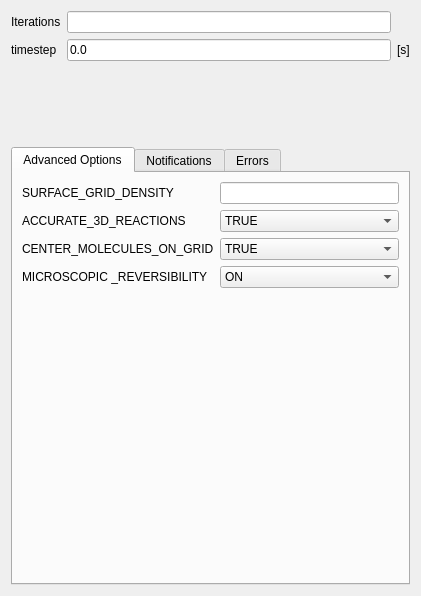
haskelladdict/mcellGUI, file ui/paramWidget.ui: the form before one commit.
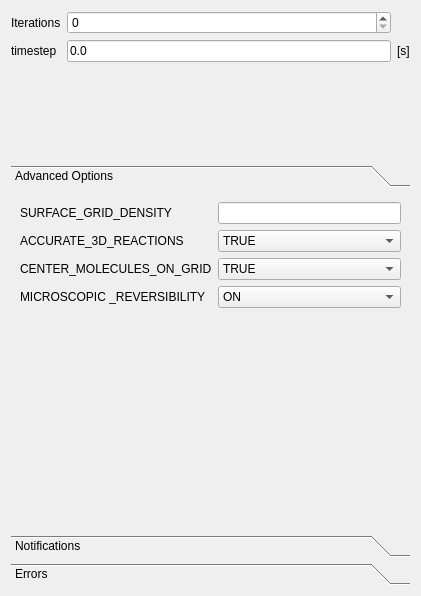
The form after the commit.

Commit message: Changed parameter widget layout.

Patch:
```diff
--- a/ui/paramWidget.ui
+++ b/ui/paramWidget.ui
@@ -15,7 +15,7 @@
   </property>
   <layout class="QVBoxLayout" name="verticalLayout_2">
    <item>
-    <layout class="QGridLayout" name="gridLayout" columnstretch="0,1,0">
+    <layout class="QGridLayout" name="gridLayout" columnstretch="0,0,0">
      <item row="0" column="0">
       <widget class="QLabel" name="label">
        <property name="text">
@@ -23,13 +23,6 @@
        </property>
       </widget>
      </item>
-     <item row="1" column="0">
-      <widget class="QLabel" name="label_2">
-       <property name="text">
-        <string>timestep</string>
-       </property>
-      </widget>
-     </item>
      <item row="1" column="1">
       <widget class="QLineEdit" name="timeStepEntry">
        <property name="text">
@@ -44,8 +37,22 @@
        </property>
       </widget>
      </item>
+     <item row="1" column="0">
+      <widget class="QLabel" name="label_2">
+       <property name="text">
+        <string>timestep</string>
+       </property>
+      </widget>
+     </item>
      <item row="0" column="1">
-      <widget class="QLineEdit" name="iterEntry"/>
+      <widget class="QSpinBox" name="iterEntry">
+       <property name="maximum">
+        <number>1000000000</number>
+       </property>
+       <property name="singleStep">
+        <number>100</number>
+       </property>
+      </widget>
      </item>
     </layout>
    </item>
@@ -57,18 +64,15 @@
      <property name="sizeHint" stdset="0">
       <size>
        <width>20</width>
-       <height>21</height>
+       <height>40</height>
       </size>
      </property>
     </spacer>
    </item>
    <item>
-    <widget class="QTabWidget" name="tabWidget">
-     <property name="currentIndex">
-      <number>0</number>
-     </property>
-     <widget class="QWidget" name="advancedTab">
-      <attribute name="title">
+    <widget class="QToolBox" name="toolBox">
+     <widget class="QWidget" name="toolBoxPage1" native="true">
+      <attribute name="label">
        <string>Advanced Options</string>
       </attribute>
       <layout class="QVBoxLayout" name="verticalLayout">
@@ -167,8 +171,8 @@
        </item>
       </layout>
      </widget>
-     <widget class="QWidget" name="tab_2">
-      <attribute name="title">
+     <widget class="QWidget" name="toolBoxPage2" native="true">
+      <attribute name="label">
        <string>Notifications</string>
       </attribute>
       <layout class="QGridLayout" name="gridLayout_3">
@@ -457,8 +461,8 @@
        </item>
       </layout>
      </widget>
-     <widget class="QWidget" name="tab_3">
-      <attribute name="title">
+     <widget class="QWidget" name="toolBoxPage3" native="true">
+      <attribute name="label">
        <string>Errors</string>
       </attribute>
      </widget>
```
The commit also changes 1 other file.
